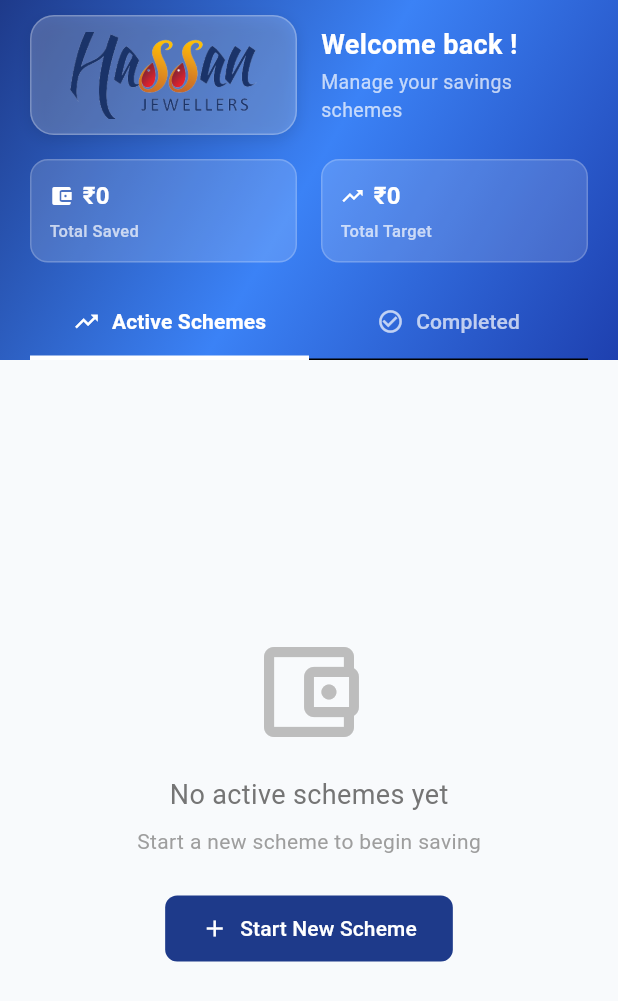
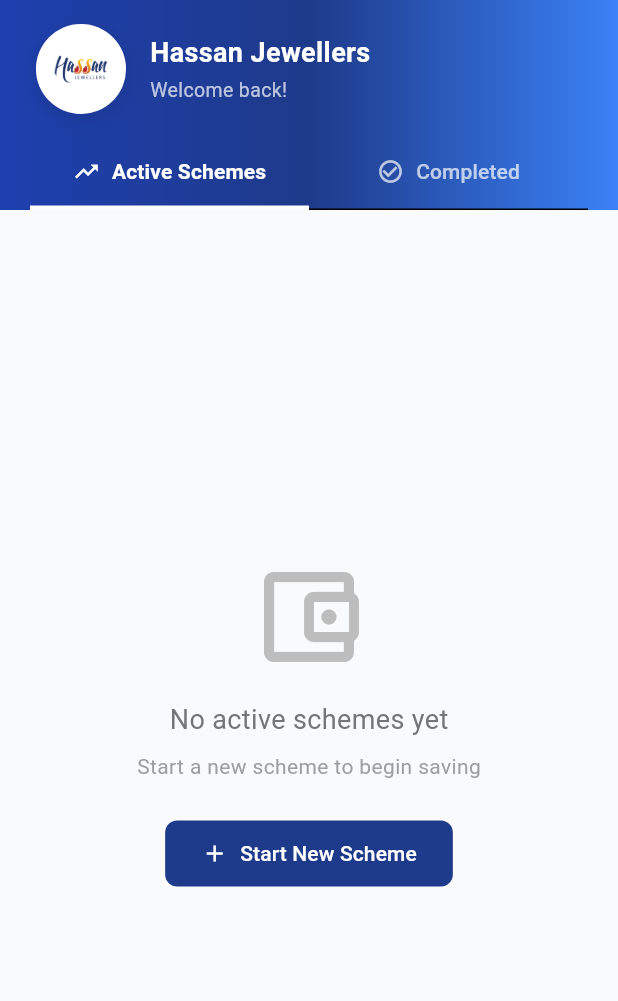
Before and after one commit to hjvnb786/hassanjewellers, a Flutter app: the SchemesScreen screen opened directly, on a phone screen of 412 x 824 dp. Shown: the top 1001 px of the screen. Run offline on Flutter 3.47's test engine with Material 3 defaults, Android fonts, the phone set to English and light mode, and no system bars; our stand-ins replace cloud_firestore, firebase_auth, firebase_core, share_plus, shared_preferences, shimmer and 1 more; missing offline and left inert: ntp; accounts and stored records are empty.

Commit message:
Update schemes screen: Replace title with 'Hassan Jewellers', add circular logo card, remove stats cards, and improve gradient

```diff
--- a/lib/Screens/schemes_screen.dart
+++ b/lib/Screens/schemes_screen.dart
@@ -23,9 +23,6 @@ class _SchemesScreenState extends State<SchemesScreen> with TickerProviderStateM
   String customerName = "";
   int activeSchemesCount = 0;
   int completedSchemesCount = 0;
-  double totalSavings = 0.0;
-  double totalTargetAmount = 0.0;
-  double overallProgress = 0.0;
 
   @override
   void initState() {
@@ -56,7 +53,7 @@ class _SchemesScreenState extends State<SchemesScreen> with TickerProviderStateM
         });
       }
 
-      // Get scheme statistics
+      // Get scheme counts
       final activeSchemes = await _firestore
           .collection("savings")
           .where("userId", isEqualTo: uid)
@@ -69,49 +66,9 @@ class _SchemesScreenState extends State<SchemesScreen> with TickerProviderStateM
           .where("status", isEqualTo: false)
           .get();
 
-      double totalSaved = 0.0;
-      double totalTarget = 0.0;
-
-      // Calculate active schemes stats
-      for (var doc in activeSchemes.docs) {
-        final data = doc.data();
-        final schemeDetails = data["schemeDetails"] as Map<String, dynamic>? ?? {};
-        final schemeProgress = data["schemeProgress"] as Map<String, dynamic>? ?? {};
-
-        final installmentAmount = schemeDetails["installmentAmount"] ?? 0.0;
-        final installments = schemeProgress["installments"] ?? [];
-        final targetAmount = data["targetAmount"] ?? 0.0;
-
-        // Calculate paid installments count
-        int paidCount = 0;
-        if (installments is List) {
-          for (var item in installments) {
-            if (item is Map && item["paid"] == true) {
-              paidCount++;
-            }
-          }
-        }
-
-        totalSaved += paidCount * double.parse(installmentAmount.toString().replaceAll('₹', '').replaceAll(',', ''));
-        totalTarget += targetAmount;
-      }
-
-      // Calculate completed schemes stats
-      for (var doc in completedSchemes.docs) {
-        final data = doc.data();
-        final targetAmount = data["targetAmount"] ?? 0.0;
-        totalTarget += targetAmount;
-        totalSaved += targetAmount; // Completed schemes are fully saved
-      }
-
-      double progress = totalTarget > 0 ? (totalSaved / totalTarget) * 100 : 0.0;
-
       setState(() {
         activeSchemesCount = activeSchemes.docs.length;
         completedSchemesCount = completedSchemes.docs.length;
-        totalSavings = totalSaved;
-        totalTargetAmount = totalTarget;
-        overallProgress = progress;
       });
     } catch (e) {
       print("Error loading user data: $e");
@@ -131,7 +88,7 @@ class _SchemesScreenState extends State<SchemesScreen> with TickerProviderStateM
         headerSliverBuilder: (BuildContext context, bool innerBoxIsScrolled) {
           return <Widget>[
             SliverAppBar(
-              expandedHeight: 240.0, // Increased to accommodate additional spacing
+              expandedHeight: 140.0, // Reduced height for cleaner layout
               floating: false,
               pinned: true,
               backgroundColor: AppColors.primary,
@@ -139,57 +96,48 @@ class _SchemesScreenState extends State<SchemesScreen> with TickerProviderStateM
                 background: Container(
                   decoration: BoxDecoration(
                     gradient: LinearGradient(
-                      begin: Alignment.topLeft,
-                      end: Alignment.bottomRight,
+                      begin: Alignment.centerLeft,
+                      end: Alignment.centerRight,
                       colors: [
+                        AppColors.primaryDark,
                         AppColors.primary,
                         AppColors.primaryLight,
-                        AppColors.primaryDark,
                       ],
                     ),
                   ),
                   child: SafeArea(
                     child: Column(
                       children: [
-                        const SizedBox(height: 10),
                         // Logo and Welcome Message Row
                         Padding(
-                          padding: const EdgeInsets.symmetric(horizontal: 20),
+                          padding: const EdgeInsets.symmetric(horizontal: 24, vertical: 16),
                           child: Row(
                             crossAxisAlignment: CrossAxisAlignment.center,
                             children: [
-                              // Logo
-                              Expanded(
-                                child: Container(
-
-                                  width: 150,
-                                  height: 80,
+                              // Circular Logo Card
+                              Container(
+                                width: 60,
+                                height: 60,
                                 decoration: BoxDecoration(
-                                    color: Colors.white.withOpacity(0.20), // Solid white background
-                                    borderRadius: BorderRadius.circular(16),
+                                  color: Colors.white,
+                                  borderRadius: BorderRadius.circular(30),
                                   border: Border.all(
-                                      color: Colors.white.withOpacity(0.25
-                                      ),
-                                      width: 1,
+                                    color: Colors.white.withOpacity(0.3),
+                                    width: 2,
                                   ),
                                   boxShadow: [
                                     BoxShadow(
                                       color: Colors.black.withOpacity(0.1),
-                                        blurRadius: 8,
-                                        offset: const Offset(0, 3),
+                                      blurRadius: 12,
+                                      offset: const Offset(0, 4),
                                     ),
                                   ],
                                 ),
-                                  child: ClipRRect(
-                                    //backgroundColor: Colors.white,
-                                    borderRadius: BorderRadius.circular(16),
                                 child: Padding(
-                                      padding: const EdgeInsets.all(10),
+                                  padding: const EdgeInsets.all(6),
                                   child: Image.asset(
                                     'assets/logo.png',
-                                        fit: BoxFit.cover,
-                                      ),
-                                    ),
+                                    fit: BoxFit.contain,
                                   ),
                                 ),
                               ),
@@ -200,7 +148,7 @@ class _SchemesScreenState extends State<SchemesScreen> with TickerProviderStateM
                                   crossAxisAlignment: CrossAxisAlignment.start,
                                   children: [
                                     Text(
-                                      "Welcome back ${customerName.isNotEmpty ? ', $customerName' : ''}!",
+                                      "Hassan Jewellers",
                                       style: const TextStyle(
                                         color: Colors.white,
                                         fontSize: 18,
@@ -209,8 +157,8 @@ class _SchemesScreenState extends State<SchemesScreen> with TickerProviderStateM
                                       textAlign: TextAlign.left,
                                     ),
                                     const SizedBox(height: 2),
-                                    const Text(
-                                      "Manage your savings schemes",
+                                    Text(
+                                      customerName.isNotEmpty ? "Welcome, $customerName" : "Welcome back!",
                                       style: TextStyle(
                                         color: Colors.white70,
                                         fontSize: 13,
@@ -223,36 +171,7 @@ class _SchemesScreenState extends State<SchemesScreen> with TickerProviderStateM
                             ],
                           ),
                         ),
-                        const SizedBox(height: 16),
-                        // Stats Cards
-                        Padding(
-                          padding: const EdgeInsets.symmetric(horizontal: 20),
-                          child: Row(
-                            children: [
-                              Expanded(
-                                child: _buildStatCard(
-                                  icon: Icons.account_balance_wallet,
-                                  title: "Total Saved",
-                                  value: "₹${totalSavings.toStringAsFixed(0)}",
-                                  subtitle: "",
-                                  color: AppColors.success,
-                                ),
-                              ),
-                              const SizedBox(width: 16),
-                              Expanded(
-                                child: _buildStatCard(
-                                  icon: Icons.trending_up,
-                                  title: "Total Target",
-                                  value: "₹${totalTargetAmount.toStringAsFixed(0)}",
-                                  subtitle: "",
-                                  color: AppColors.primaryLight,
-                                ),
-                              ),
-                            ],
-                          ),
-                        ),
-                       const SizedBox(height: 10),
-                       const SizedBox(height: 16), // Additional spacing below stats cards
+
                       ],
                     ),
                   ),
@@ -311,57 +230,7 @@ class _SchemesScreenState extends State<SchemesScreen> with TickerProviderStateM
     );
   }
 
-  Widget _buildStatCard({
-    required IconData icon,
-    required String title,
-    required String value,
-    required String subtitle,
-    required Color color,
-  }) {
-    return Container(
-      padding: const EdgeInsets.all(12),
-      decoration: BoxDecoration(
-        color: Colors.white.withOpacity(0.15),
-        borderRadius: BorderRadius.circular(12),
-        border: Border.all(
-          color: Colors.white.withOpacity(0.2),
-          width: 1,
-        ),
-      ),
-      child: Column(
-        crossAxisAlignment: CrossAxisAlignment.start,
-        children: [
-          Row(
-            children: [
-              Icon(
-                icon,
-                color: Colors.white,
-                size: 16,
-              ),
-              const SizedBox(width: 6),
-              Text(
-                value,
-                style: const TextStyle(
-                  color: Colors.white,
-                  fontSize: 16,
-                  fontWeight: FontWeight.bold,
-                ),
-              ),
-            ],
-          ),
-          const SizedBox(height: 4),
-          Text(
-            title,
-            style: const TextStyle(
-              color: Colors.white70,
-              fontSize: 11,
-              fontWeight: FontWeight.w500,
-            ),
-          ),
-        ],
-      ),
-    );
-  }
+
 
   Widget _buildSchemeList(Stream<QuerySnapshot> stream, bool isActive) {
     return StreamBuilder<QuerySnapshot>(
```
Lines whose indentation alone changed are shown as unchanged.
